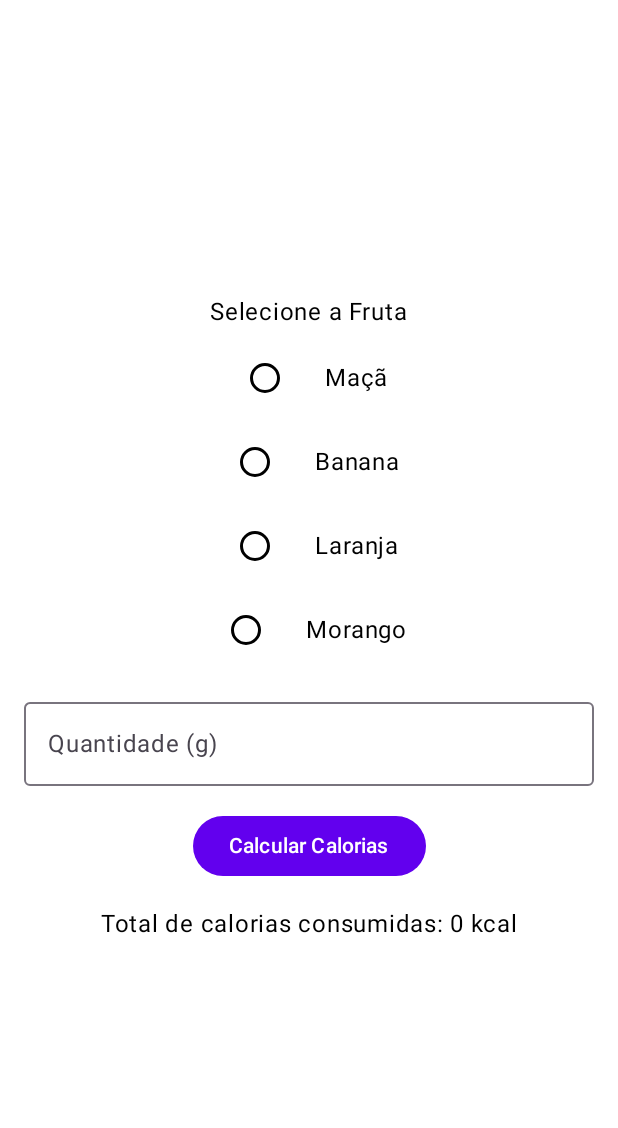
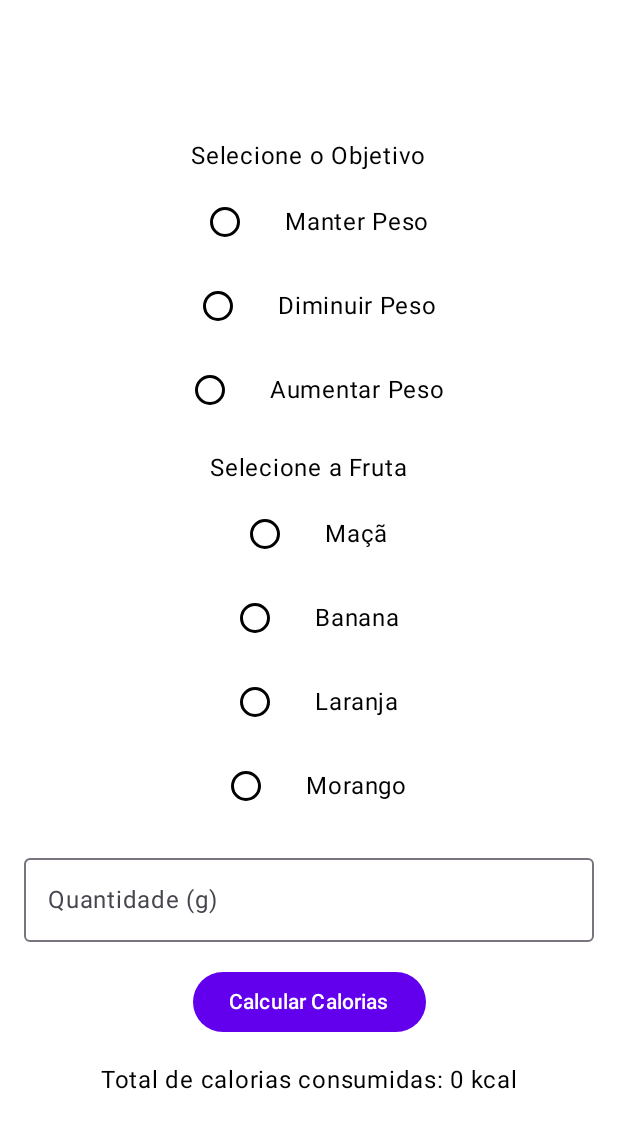
Before and after one commit to Rodrigo261/trabalho_final, an Android app built with Jetpack Compose: the FrutaActivity screen opened directly, with no data from a screen before it, after a tap on "Calcular Calorias", on a phone screen of 412 x 824 dp. Shown: the top 1128 px of the screen. Run offline under Robolectric (Android 15) with nearby library versions, the phone set to English and light mode, and no system bars.

Commit message:
adicionar recomendaçao consunate objetivos em FrutaScreen

```diff
--- a/app/src/main/java/FrutaScreen.kt
+++ b/app/src/main/java/FrutaScreen.kt
@@ -6,16 +6,17 @@ import androidx.compose.runtime.*
 import androidx.compose.runtime.saveable.rememberSaveable
 import androidx.compose.ui.Alignment
 import androidx.compose.ui.Modifier
+import androidx.compose.ui.graphics.Color
 import androidx.compose.ui.platform.LocalContext
 import androidx.compose.ui.unit.dp
 
 @Composable
 fun FrutaScreen() {
+    var objetivo by rememberSaveable { mutableStateOf("") }
     var fruta by rememberSaveable { mutableStateOf("") }
     var quantidade by rememberSaveable { mutableStateOf("") }
     var totalCalorias by rememberSaveable { mutableStateOf(0) }
     var showResult by rememberSaveable { mutableStateOf(false) }
-
 
     val frutas = listOf(
         "Maçã",
@@ -33,16 +34,21 @@ fun FrutaScreen() {
         horizontalAlignment = Alignment.CenterHorizontally,
         verticalArrangement = Arrangement.Center
     ) {
-
-        Text(text = "Selecione a Fruta")
+        // Seleção do objetivo
+        Text(text = "Selecione o Objetivo")
         Spacer(modifier = Modifier.height(8.dp))
 
+        val objetivos = listOf(
+            "Manter Peso",
+            "Diminuir Peso",
+            "Aumentar Peso"
+        )
 
-        frutas.forEach { option ->
+        objetivos.forEach { option ->
             Row(verticalAlignment = Alignment.CenterVertically) {
                 RadioButton(
-                    selected = fruta == option,
-                    onClick = { fruta = option },
+                    selected = objetivo == option,
+                    onClick = { objetivo = option },
                     colors = RadioButtonDefaults.colors(
                         selectedColor = MaterialTheme.colorScheme.primary,
                         unselectedColor = MaterialTheme.colorScheme.onSurface
@@ -56,6 +62,49 @@ fun FrutaScreen() {
 
         Spacer(modifier = Modifier.height(8.dp))
 
+        // Seleção de fruta
+        Text(text = "Selecione a Fruta")
+        Spacer(modifier = Modifier.height(8.dp))
+
+        frutas.forEach { option ->
+            val color = when (objetivo) {
+                "Aumentar Peso" -> if (option == "Banana") Color.Green else Color.Red
+                "Diminuir Peso" -> if (option == "Maçã") Color.Green else Color.Red
+                "Manter Peso" -> when (option) {
+                    "Laranja", "Morango" -> Color.Green
+                    else -> Color.Red
+                }
+                else -> MaterialTheme.colorScheme.onSurface
+            }
+
+            Row(verticalAlignment = Alignment.CenterVertically) {
+                RadioButton(
+                    selected = fruta == option,
+                    onClick = { fruta = option },
+                    colors = RadioButtonDefaults.colors(
+                        selectedColor = color,
+                        unselectedColor = MaterialTheme.colorScheme.onSurface
+                    ),
+                    modifier = Modifier.padding(end = 16.dp)
+                )
+                Text(text = option, color = color)
+            }
+            Spacer(modifier = Modifier.height(8.dp))
+        }
+
+        Spacer(modifier = Modifier.height(8.dp))
+
+        if (objetivo.isNotEmpty()) {
+            val recomendacao = when (objetivo) {
+                "Aumentar Peso" -> "Para seu objetivo, recomendamos a quantidade entre 300 e 500 g."
+                "Diminuir Peso" -> "Para seu objetivo, recomendamos a quantidade entre 100 e 200 g."
+                "Manter Peso" -> "Para seu objetivo, recomendamos a quantidade entre 200 e 300 g."
+                else -> ""
+            }
+            Text(text = recomendacao)
+            Spacer(modifier = Modifier.height(8.dp))
+        }
+
         OutlinedTextField(
             value = quantidade,
             onValueChange = { quantidade = it },
@@ -66,7 +115,6 @@ fun FrutaScreen() {
         Spacer(modifier = Modifier.height(16.dp))
 
         Button(onClick = {
-
             val calorias = atualizarCaloriasFruta(fruta, quantidade)
             totalCalorias = calorias
             showResult = true
@@ -82,13 +130,13 @@ fun FrutaScreen() {
     }
 }
 
-fun calcularCaloriasPorGramaFruta(fruta: String): Float {
+fun calcularCaloriasPorGramaFruta(fruta: String): Int {
     return when (fruta) {
-        "Maçã" -> 0.52f
-        "Banana" -> 0.89f
-        "Laranja" -> 0.47f
-        "Morango" -> 0.32f
-        else -> 0f
+        "Maçã" -> 2
+        "Banana" -> 8
+        "Laranja" -> 4
+        "Morango" -> 5
+        else -> 0
     }
 }
 
```
